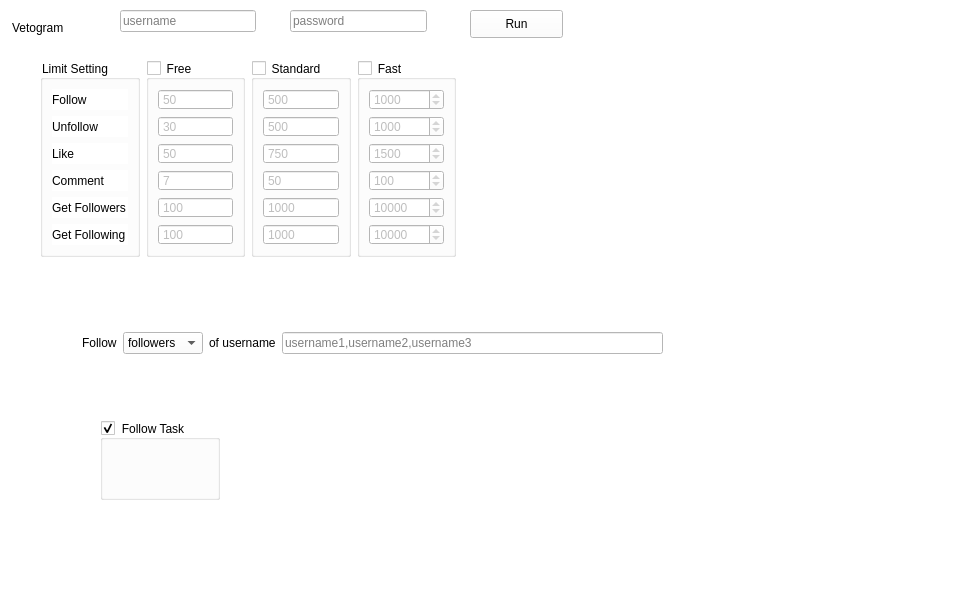
First picture: the form in MyappV2/ui/MainWindow.ui, repository ohld/igbot, before the edit.
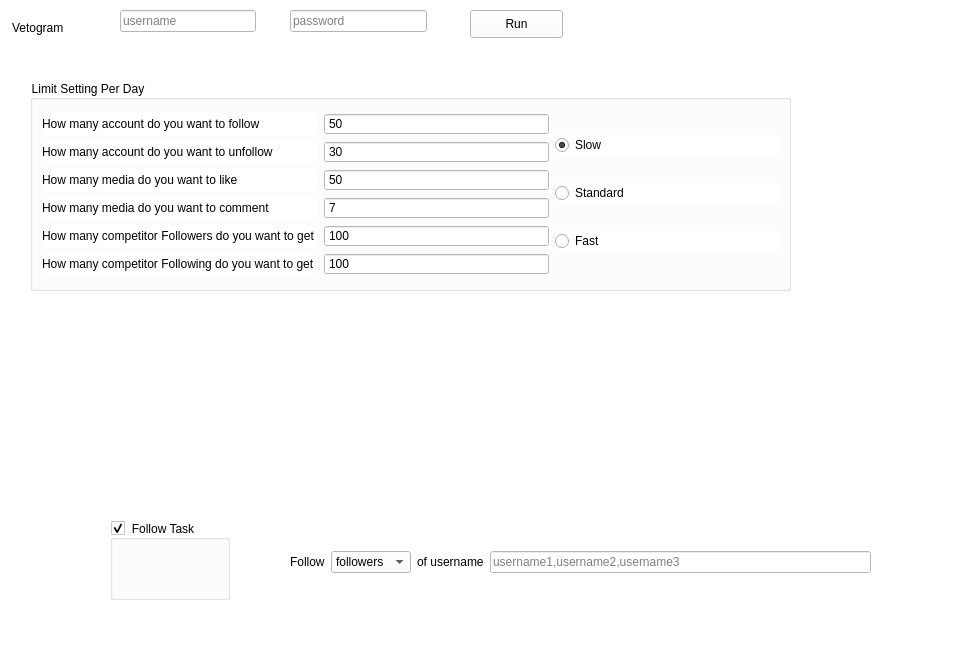
Second picture: the form after the edit.

Commit message: func settig complete

Patch:
```diff
--- a/MyappV2/ui/MainWindow.ui
+++ b/MyappV2/ui/MainWindow.ui
@@ -7,7 +7,7 @@
     <x>0</x>
     <y>0</y>
     <width>970</width>
-    <height>591</height>
+    <height>657</height>
    </rect>
   </property>
   <property name="windowTitle">
@@ -85,8 +85,8 @@
    <widget class="QGroupBox" name="groupBox_follow">
     <property name="geometry">
      <rect>
-      <x>100</x>
-      <y>420</y>
+      <x>110</x>
+      <y>520</y>
       <width>120</width>
       <height>80</height>
      </rect>
@@ -101,336 +101,126 @@
    <widget class="QWidget" name="layoutWidget">
     <property name="geometry">
      <rect>
-      <x>40</x>
-      <y>60</y>
-      <width>416</width>
-      <height>197</height>
+      <x>290</x>
+      <y>550</y>
+      <width>581</width>
+      <height>24</height>
      </rect>
     </property>
-    <layout class="QHBoxLayout" name="horizontalLayout">
+    <layout class="QHBoxLayout" name="horizontalLayout_2">
      <item>
+      <widget class="QLabel" name="label_2">
+       <property name="text">
+        <string>Follow</string>
+       </property>
+      </widget>
+     </item>
+     <item>
+      <widget class="QComboBox" name="comboBox_follow">
+       <item>
+        <property name="text">
+         <string>followers</string>
+        </property>
+       </item>
+       <item>
+        <property name="text">
+         <string>following</string>
+        </property>
+       </item>
+       <item>
+        <property name="text">
+         <string>hashtags</string>
+        </property>
+       </item>
+      </widget>
+     </item>
+     <item>
+      <widget class="QLabel" name="label_follow">
+       <property name="text">
+        <string>of username</string>
+       </property>
+      </widget>
+     </item>
+     <item>
+      <widget class="QLineEdit" name="lineEdit_follow">
+       <property name="placeholderText">
+        <string>username1,username2,username3</string>
+       </property>
+      </widget>
+     </item>
+    </layout>
+   </widget>
       <widget class="QGroupBox" name="groupBox_4">
+    <property name="geometry">
+     <rect>
+      <x>30</x>
+      <y>80</y>
+      <width>761</width>
+      <height>211</height>
+     </rect>
+    </property>
        <property name="title">
-        <string>Limit Setting</string>
+     <string>Limit Setting Per Day</string>
        </property>
        <layout class="QVBoxLayout" name="verticalLayout_4">
         <item>
+      <layout class="QHBoxLayout" name="horizontalLayout">
+       <item>
+        <layout class="QVBoxLayout" name="verticalLayout_5">
+         <item>
          <widget class="QLabel" name="label_4">
           <property name="text">
-           <string>Follow</string>
+            <string>How many account do you want to follow</string>
           </property>
          </widget>
         </item>
         <item>
          <widget class="QLabel" name="label_6">
           <property name="text">
-           <string>Unfollow </string>
+            <string>How many account do you want to unfollow</string>
           </property>
          </widget>
         </item>
         <item>
          <widget class="QLabel" name="label_5">
           <property name="text">
-           <string>Like</string>
+            <string>How many media do you want to like</string>
           </property>
          </widget>
         </item>
         <item>
          <widget class="QLabel" name="label_7">
           <property name="text">
-           <string>Comment</string>
+            <string>How many media do you want to comment</string>
           </property>
          </widget>
         </item>
         <item>
          <widget class="QLabel" name="label_8">
           <property name="text">
-           <string>Get Followers</string>
+            <string>How many competitor Followers do you want to get </string>
           </property>
          </widget>
         </item>
         <item>
          <widget class="QLabel" name="label_9">
           <property name="text">
-           <string>Get Following</string>
+            <string>How many competitor Following do you want to get</string>
           </property>
          </widget>
         </item>
        </layout>
-      </widget>
      </item>
      <item>
-      <widget class="QGroupBox" name="groupBox_free">
-       <property name="title">
-        <string>Free</string>
-       </property>
-       <property name="checkable">
-        <bool>true</bool>
-       </property>
-       <property name="checked">
-        <bool>false</bool>
-       </property>
        <layout class="QVBoxLayout" name="verticalLayout">
         <item>
-         <widget class="QSpinBox" name="spinBox_follow_free">
-          <property name="readOnly">
-           <bool>true</bool>
-          </property>
-          <property name="buttonSymbols">
-           <enum>QAbstractSpinBox::NoButtons</enum>
-          </property>
-          <property name="minimum">
-           <number>1</number>
-          </property>
-          <property name="maximum">
-           <number>2000</number>
-          </property>
-          <property name="value">
-           <number>50</number>
-          </property>
-         </widget>
-        </item>
-        <item>
-         <widget class="QSpinBox" name="spinBox_unfollow_free">
-          <property name="readOnly">
-           <bool>true</bool>
-          </property>
-          <property name="buttonSymbols">
-           <enum>QAbstractSpinBox::NoButtons</enum>
-          </property>
-          <property name="minimum">
-           <number>1</number>
-          </property>
-          <property name="maximum">
-           <number>2000</number>
-          </property>
-          <property name="value">
-           <number>30</number>
-          </property>
-         </widget>
-        </item>
-        <item>
-         <widget class="QSpinBox" name="spinBox_like_free">
-          <property name="readOnly">
-           <bool>true</bool>
-          </property>
-          <property name="buttonSymbols">
-           <enum>QAbstractSpinBox::NoButtons</enum>
-          </property>
-          <property name="minimum">
-           <number>1</number>
-          </property>
-          <property name="maximum">
-           <number>2000</number>
-          </property>
-          <property name="value">
-           <number>50</number>
-          </property>
-         </widget>
-        </item>
-        <item>
-         <widget class="QSpinBox" name="spinBox_comment_free">
-          <property name="readOnly">
-           <bool>true</bool>
-          </property>
-          <property name="buttonSymbols">
-           <enum>QAbstractSpinBox::NoButtons</enum>
-          </property>
-          <property name="minimum">
-           <number>1</number>
-          </property>
-          <property name="maximum">
-           <number>2000</number>
-          </property>
-          <property name="value">
-           <number>7</number>
-          </property>
-         </widget>
-        </item>
-        <item>
-         <widget class="QSpinBox" name="spinBox_getfollowers_free">
-          <property name="readOnly">
-           <bool>true</bool>
-          </property>
-          <property name="buttonSymbols">
-           <enum>QAbstractSpinBox::NoButtons</enum>
-          </property>
-          <property name="minimum">
-           <number>1</number>
-          </property>
-          <property name="maximum">
-           <number>1000000</number>
-          </property>
-          <property name="value">
-           <number>100</number>
-          </property>
-         </widget>
-        </item>
-        <item>
-         <widget class="QSpinBox" name="spinBox_getfollowing_free">
-          <property name="readOnly">
-           <bool>true</bool>
-          </property>
-          <property name="buttonSymbols">
-           <enum>QAbstractSpinBox::NoButtons</enum>
-          </property>
-          <property name="minimum">
-           <number>1</number>
-          </property>
-          <property name="maximum">
-           <number>1000000</number>
-          </property>
-          <property name="value">
-           <number>100</number>
-          </property>
-         </widget>
-        </item>
-       </layout>
-      </widget>
-     </item>
-     <item>
-      <widget class="QGroupBox" name="groupBox_standard">
-       <property name="title">
-        <string>Standard</string>
-       </property>
-       <property name="checkable">
-        <bool>true</bool>
-       </property>
-       <property name="checked">
-        <bool>false</bool>
-       </property>
-       <layout class="QVBoxLayout" name="verticalLayout_2">
-        <item>
-         <widget class="QSpinBox" name="spinBox_follow_standard">
-          <property name="readOnly">
-           <bool>true</bool>
-          </property>
-          <property name="buttonSymbols">
-           <enum>QAbstractSpinBox::NoButtons</enum>
-          </property>
-          <property name="minimum">
-           <number>1</number>
-          </property>
-          <property name="maximum">
-           <number>2000</number>
-          </property>
-          <property name="value">
-           <number>500</number>
-          </property>
-         </widget>
-        </item>
-        <item>
-         <widget class="QSpinBox" name="spinBox_unfollow_standard">
-          <property name="readOnly">
-           <bool>true</bool>
-          </property>
-          <property name="buttonSymbols">
-           <enum>QAbstractSpinBox::NoButtons</enum>
-          </property>
-          <property name="minimum">
-           <number>1</number>
-          </property>
-          <property name="maximum">
-           <number>2000</number>
-          </property>
-          <property name="value">
-           <number>500</number>
-          </property>
-         </widget>
-        </item>
-        <item>
-         <widget class="QSpinBox" name="spinBox_like_standard">
-          <property name="readOnly">
-           <bool>true</bool>
-          </property>
-          <property name="buttonSymbols">
-           <enum>QAbstractSpinBox::NoButtons</enum>
-          </property>
-          <property name="minimum">
-           <number>1</number>
-          </property>
-          <property name="maximum">
-           <number>2000</number>
-          </property>
-          <property name="value">
-           <number>750</number>
-          </property>
-         </widget>
-        </item>
-        <item>
-         <widget class="QSpinBox" name="spinBox_comment_standard">
-          <property name="readOnly">
-           <bool>true</bool>
-          </property>
-          <property name="buttonSymbols">
-           <enum>QAbstractSpinBox::NoButtons</enum>
-          </property>
-          <property name="minimum">
-           <number>1</number>
-          </property>
-          <property name="maximum">
-           <number>2000</number>
-          </property>
-          <property name="value">
-           <number>50</number>
-          </property>
-         </widget>
-        </item>
-        <item>
-         <widget class="QSpinBox" name="spinBox_getfollowers_standard">
-          <property name="readOnly">
-           <bool>true</bool>
-          </property>
-          <property name="buttonSymbols">
-           <enum>QAbstractSpinBox::NoButtons</enum>
-          </property>
-          <property name="minimum">
-           <number>1</number>
-          </property>
-          <property name="maximum">
-           <number>1000000</number>
-          </property>
-          <property name="value">
-           <number>1000</number>
-          </property>
-         </widget>
-        </item>
-        <item>
-         <widget class="QSpinBox" name="spinBox_getfollowing_standard">
-          <property name="readOnly">
-           <bool>true</bool>
-          </property>
-          <property name="buttonSymbols">
-           <enum>QAbstractSpinBox::NoButtons</enum>
-          </property>
-          <property name="minimum">
-           <number>1</number>
-          </property>
-          <property name="maximum">
-           <number>1000000</number>
-          </property>
-          <property name="value">
-           <number>1000</number>
-          </property>
-         </widget>
-        </item>
-       </layout>
-      </widget>
-     </item>
-     <item>
-      <widget class="QGroupBox" name="groupBox_fast">
-       <property name="title">
-        <string>Fast</string>
-       </property>
-       <property name="checkable">
-        <bool>true</bool>
-       </property>
-       <property name="checked">
-        <bool>false</bool>
-       </property>
-       <layout class="QVBoxLayout" name="verticalLayout_3">
-        <item>
          <widget class="QSpinBox" name="spinBox_follow">
+           <property name="readOnly">
+            <bool>true</bool>
+           </property>
+           <property name="buttonSymbols">
+            <enum>QAbstractSpinBox::NoButtons</enum>
+           </property>
           <property name="minimum">
            <number>1</number>
           </property>
@@ -438,12 +228,18 @@
            <number>2000</number>
           </property>
           <property name="value">
-           <number>1000</number>
+            <number>50</number>
           </property>
          </widget>
         </item>
         <item>
          <widget class="QSpinBox" name="spinBox_unfollow">
+           <property name="readOnly">
+            <bool>true</bool>
+           </property>
+           <property name="buttonSymbols">
+            <enum>QAbstractSpinBox::NoButtons</enum>
+           </property>
           <property name="minimum">
            <number>1</number>
           </property>
@@ -451,12 +247,18 @@
            <number>2000</number>
           </property>
           <property name="value">
-           <number>1000</number>
+            <number>30</number>
           </property>
          </widget>
         </item>
         <item>
          <widget class="QSpinBox" name="spinBox_like">
+           <property name="readOnly">
+            <bool>true</bool>
+           </property>
+           <property name="buttonSymbols">
+            <enum>QAbstractSpinBox::NoButtons</enum>
+           </property>
           <property name="minimum">
            <number>1</number>
           </property>
@@ -464,12 +266,18 @@
            <number>2000</number>
           </property>
           <property name="value">
-           <number>1500</number>
+            <number>50</number>
           </property>
          </widget>
         </item>
         <item>
          <widget class="QSpinBox" name="spinBox_comment">
+           <property name="readOnly">
+            <bool>true</bool>
+           </property>
+           <property name="buttonSymbols">
+            <enum>QAbstractSpinBox::NoButtons</enum>
+           </property>
           <property name="minimum">
            <number>1</number>
           </property>
@@ -477,12 +285,18 @@
            <number>2000</number>
           </property>
           <property name="value">
-           <number>100</number>
+            <number>7</number>
           </property>
          </widget>
         </item>
         <item>
          <widget class="QSpinBox" name="spinBox_getfollowers">
+           <property name="readOnly">
+            <bool>true</bool>
+           </property>
+           <property name="buttonSymbols">
+            <enum>QAbstractSpinBox::NoButtons</enum>
+           </property>
           <property name="minimum">
            <number>1</number>
           </property>
@@ -490,12 +304,18 @@
            <number>1000000</number>
           </property>
           <property name="value">
-           <number>10000</number>
+            <number>100</number>
           </property>
          </widget>
         </item>
         <item>
          <widget class="QSpinBox" name="spinBox_getfollowing">
+           <property name="readOnly">
+            <bool>true</bool>
+           </property>
+           <property name="buttonSymbols">
+            <enum>QAbstractSpinBox::NoButtons</enum>
+           </property>
           <property name="minimum">
            <number>1</number>
           </property>
@@ -503,64 +323,41 @@
            <number>1000000</number>
           </property>
           <property name="value">
-           <number>10000</number>
+            <number>100</number>
           </property>
          </widget>
         </item>
        </layout>
-      </widget>
-     </item>
-    </layout>
-   </widget>
-   <widget class="QWidget" name="layoutWidget">
-    <property name="geometry">
-     <rect>
-      <x>82</x>
-      <y>331</y>
-      <width>581</width>
-      <height>24</height>
-     </rect>
-    </property>
-    <layout class="QHBoxLayout" name="horizontalLayout_2">
+       </item>
      <item>
-      <widget class="QLabel" name="label_2">
-       <property name="text">
-        <string>Follow</string>
-       </property>
-      </widget>
-     </item>
+        <layout class="QVBoxLayout" name="verticalLayout_6">
      <item>
-      <widget class="QComboBox" name="comboBox_follow">
-       <item>
+          <widget class="QRadioButton" name="radioButton_slow">
         <property name="text">
-         <string>followers</string>
-        </property>
-       </item>
-       <item>
-        <property name="text">
-         <string>following</string>
-        </property>
+            <string>Slow</string>
+           </property>
+           <property name="checked">
+            <bool>true</bool>
+           </property>
+          </widget>
        </item>
        <item>
+          <widget class="QRadioButton" name="radioButton_standard">
         <property name="text">
-         <string>hashtags</string>
-        </property>
-       </item>
+            <string>Standard</string>
+           </property>
       </widget>
      </item>
      <item>
-      <widget class="QLabel" name="label_follow">
+          <widget class="QRadioButton" name="radioButton_fast">
        <property name="text">
-        <string>of username</string>
+            <string>Fast</string>
        </property>
       </widget>
      </item>
-     <item>
-      <widget class="QLineEdit" name="lineEdit_follow">
-       <property name="placeholderText">
-        <string>username1,username2,username3</string>
-       </property>
-      </widget>
+        </layout>
+       </item>
+      </layout>
      </item>
     </layout>
    </widget>
```
Lines whose indentation alone changed are shown as unchanged. The commit also changes 2 other files.
